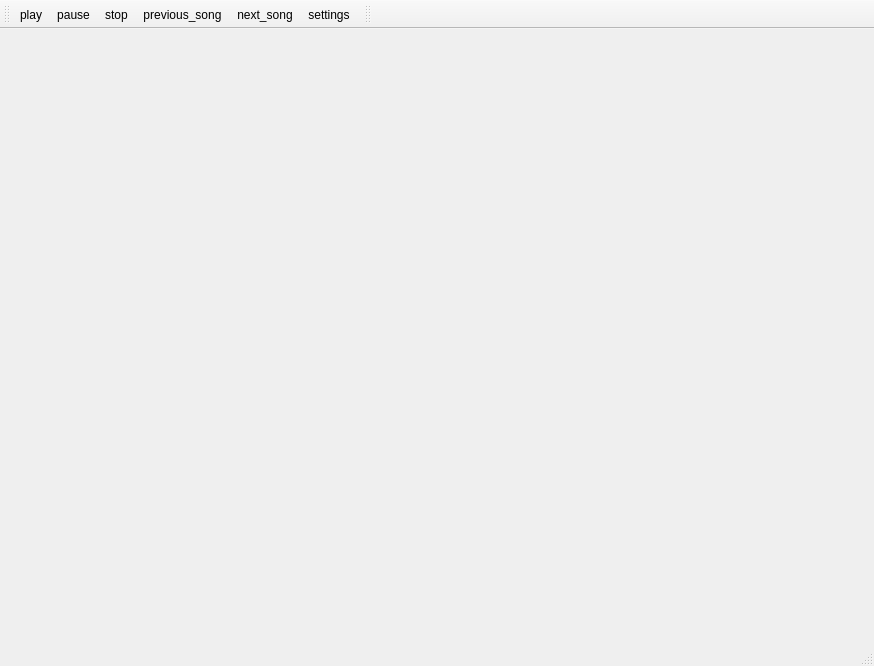
The window that src/frontend/main_window.ui (dv1/ion_player) describes before a commit, drawn with Qt 5.
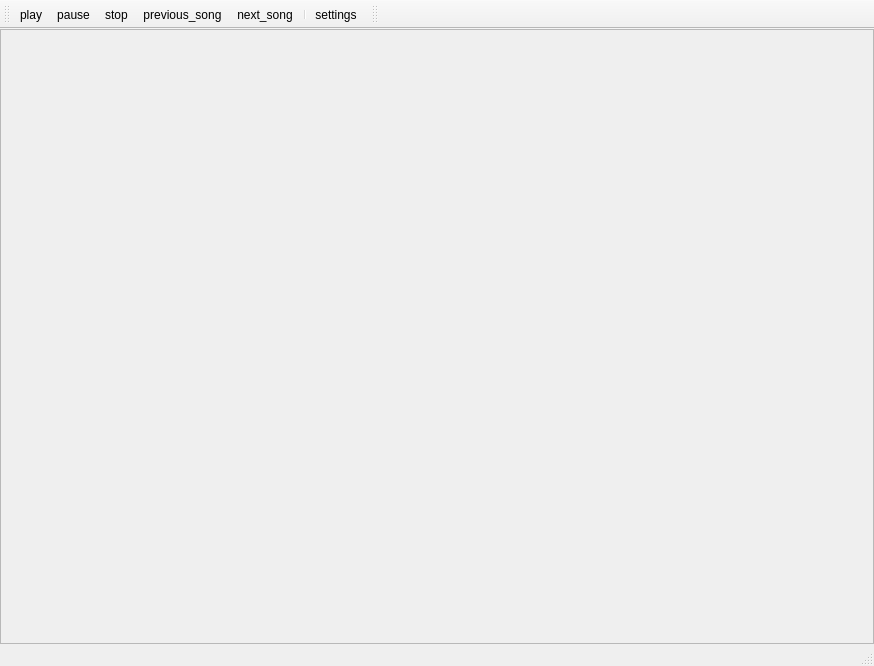
The same window after the commit. Icons and pictures are not drawn.

```diff
--- a/src/frontend/main_window.ui
+++ b/src/frontend/main_window.ui
@@ -23,6 +23,12 @@
     </property>
     <item>
      <widget class="QStackedWidget" name="central_pages">
+      <property name="frameShape">
+       <enum>QFrame::StyledPanel</enum>
+      </property>
+      <property name="frameShadow">
+       <enum>QFrame::Sunken</enum>
+      </property>
       <property name="currentIndex">
        <number>0</number>
       </property>
@@ -39,6 +45,9 @@
           <property name="documentMode">
            <bool>true</bool>
           </property>
+          <property name="tabsClosable">
+           <bool>true</bool>
+          </property>
          </widget>
         </item>
        </layout>
@@ -91,6 +100,7 @@
    <addaction name="action_stop"/>
    <addaction name="action_previous_song"/>
    <addaction name="action_next_song"/>
+   <addaction name="separator"/>
    <addaction name="action_settings"/>
   </widget>
   <widget class="QToolBar" name="sliders_toolbar">
```
Left out of the diff: 9 changed lines with no effect on the pictures.
